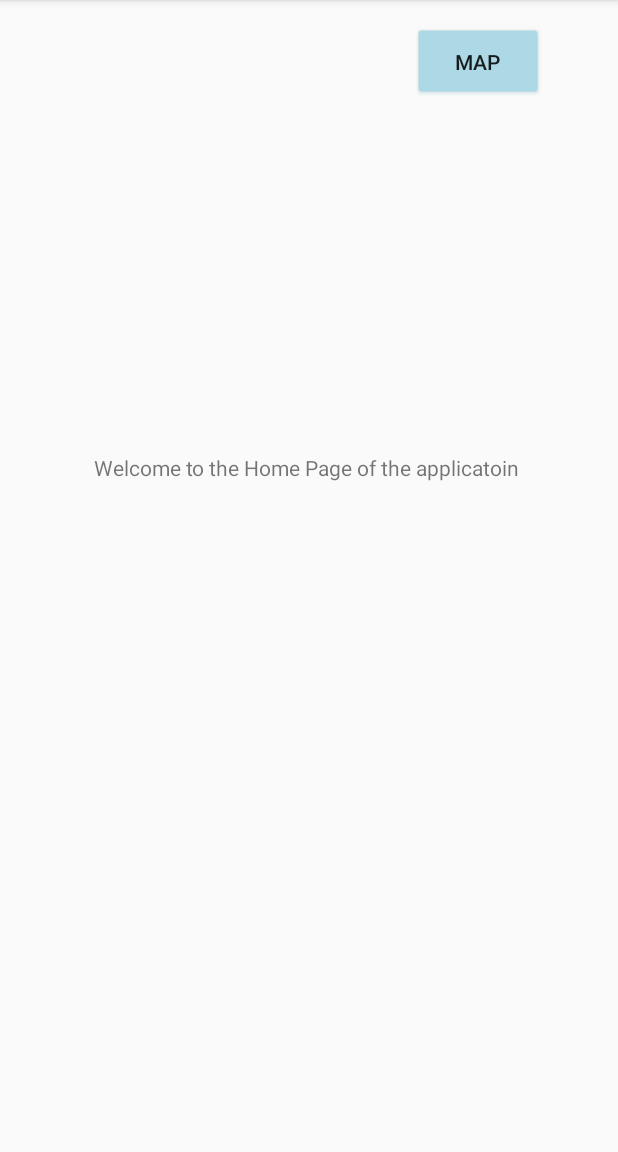
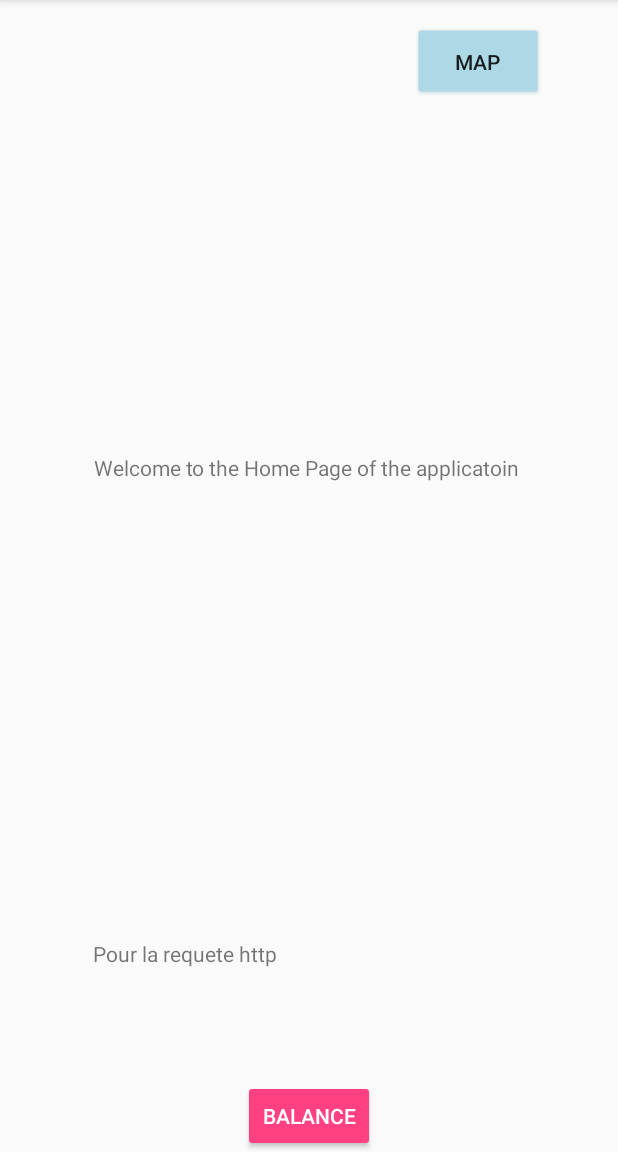
Before and after one commit to pierrejeambrun/Huawei_Challenge, an Android app: the screen it shows after launch (MainActivity), on a phone screen of 412 x 824 dp, the part 84-1236 px from its top. Run offline under Robolectric (Android 15) with nearby library versions, the phone set to English and light mode, and no system bars; our stand-ins replace Volley.

Commit message:
Added basic module to do HTTP requests.

```diff
--- a/Android_Studio/app/build.gradle
+++ b/Android_Studio/app/build.gradle
@@ -26,4 +26,5 @@ dependencies {
     testImplementation 'junit:junit:4.12'
     androidTestImplementation 'com.android.support.test:runner:1.0.1'
     androidTestImplementation 'com.android.support.test.espresso:espresso-core:3.0.1'
+    compile 'com.android.volley:volley:1.1.0'
 }
--- a/Android_Studio/app/src/main/AndroidManifest.xml
+++ b/Android_Studio/app/src/main/AndroidManifest.xml
@@ -8,6 +8,7 @@
          location permissions for the 'MyLocation' functionality.
     -->
     <uses-permission android:name="android.permission.ACCESS_FINE_LOCATION" />
+    <uses-permission android:name="android.permission.INTERNET"/>
 
     <application
         android:allowBackup="true"
--- a/Android_Studio/app/src/main/res/layout/activity_main.xml
+++ b/Android_Studio/app/src/main/res/layout/activity_main.xml
@@ -33,4 +33,27 @@
         app:layout_constraintStart_toStartOf="parent"
         app:layout_constraintTop_toTopOf="parent" />
 
+    <LinearLayout
+        android:layout_width="fill_parent"
+        android:layout_height="fill_parent"
+        android:layout_centerHorizontal="true"
+        android:gravity="center|bottom"
+        android:orientation="vertical"
+        android:weightSum="1">
+
+        <TextView
+            android:id="@+id/textView2"
+            android:layout_width="287dp"
+            android:layout_height="94dp"
+            android:text="Pour la requete http" />
+
+        <Button
+            android:id="@+id/button3"
+            android:layout_width="wrap_content"
+            android:layout_height="wrap_content"
+            style="@style/Widget.AppCompat.Button.Colored"
+            android:onClick="onHTTPButtonClick"
+            android:text="Balance" />
+    </LinearLayout>
+
 </android.support.constraint.ConstraintLayout>
--- a/Android_Studio/settings.gradle
+++ b/Android_Studio/settings.gradle
@@ -1 +1 @@
-include ':app'
+include ':app', ':volley'
```
Also changed, not shown: Android_Studio/app/src/main/java/com/huaweichallenge/app/MainActivity.java (+35 -0 lines).
